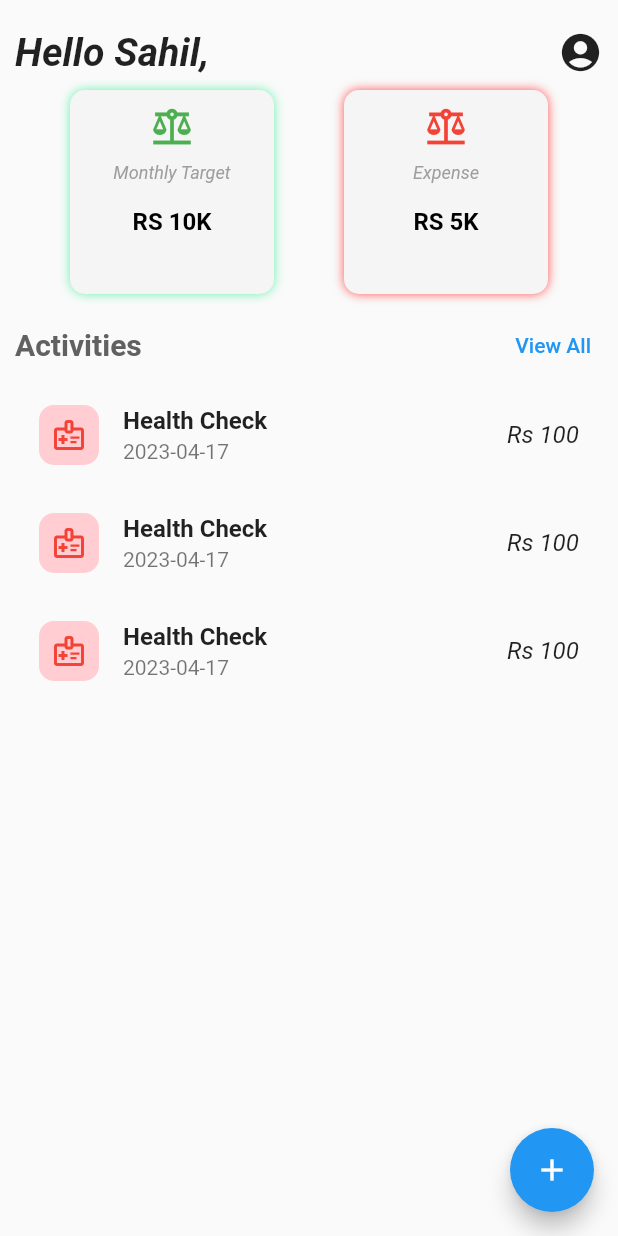
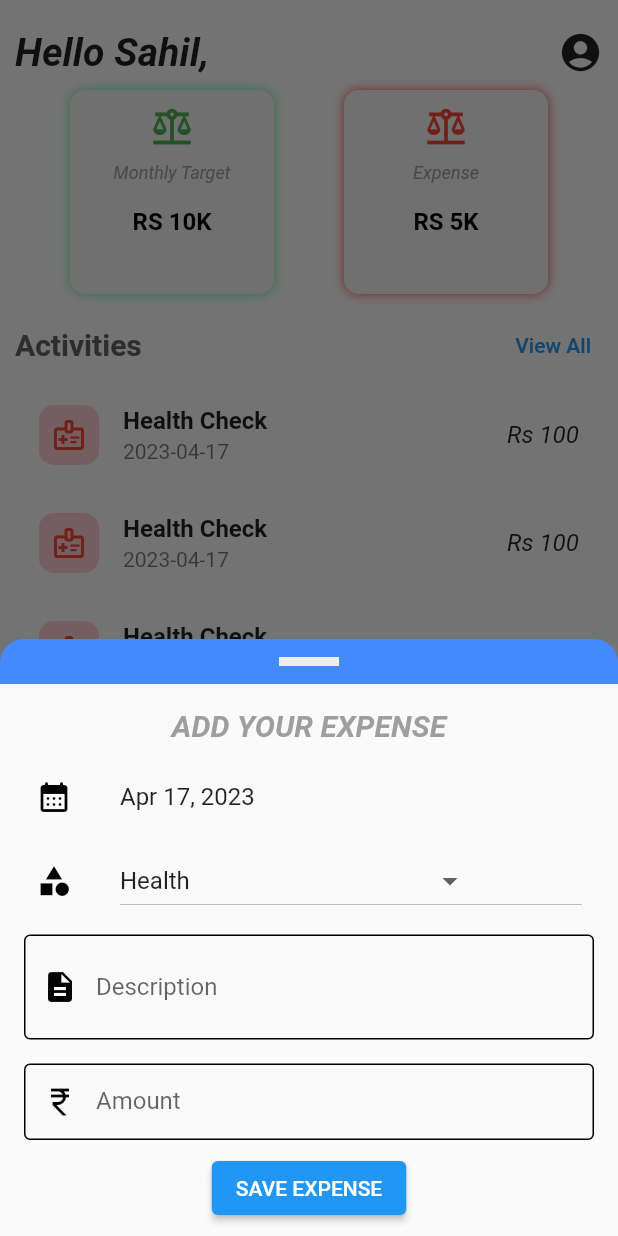
Before and after one commit to SahilAdhikari/ExpenseTracker, a Flutter app: the ExpenseScreen screen opened directly, after a tap on the "add" icon, on a phone screen of 412 x 824 dp. Run offline on Flutter 3.47's test engine with Material 2 defaults, Android fonts, the phone set to English and light mode, and no system bars; drawn by our look-alikes of sliding_sheet.

Commit message:
mostly UI done

```diff
--- a/expense_tracker/lib/Screens/ExpenseScreen.dart
+++ b/expense_tracker/lib/Screens/ExpenseScreen.dart
@@ -1,5 +1,6 @@
 import 'package:flutter/material.dart';
 import 'package:intl/intl.dart';
+import 'package:sliding_sheet/sliding_sheet.dart';
 
 class ExpenseScreen extends StatefulWidget {
   const ExpenseScreen({super.key});
@@ -123,6 +124,142 @@ class _ExpenseScreenState extends State<ExpenseScreen> {
     );
   }
 
+  // build sliding sheet for adding an expense
+  buildAddExpenseBottomSheet(BuildContext context) {
+    return showSlidingBottomSheet(context,
+        resizeToAvoidBottomInset: true,
+        builder: (context) => SlidingSheetDialog(
+              isDismissable: true,
+              color: Colors.blueAccent.shade200,
+              cornerRadius: 16,
+              avoidStatusBar: true,
+              snapSpec: const SnapSpec(
+                snappings: [0.7],
+              ),
+              headerBuilder: (context, state) {
+                return Container(
+                  height: 30,
+                  alignment: Alignment.center,
+                  child: Container(
+                      width: 40, height: 6, color: Colors.grey.shade200),
+                );
+              },
+              builder: (context, state) =>
+                  Material(child: AddExpenseFormView()),
+            ));
+  }
+
+  Widget AddExpenseFormView() {
+    String _categorySelectedValue = "Health";
+    return Container(
+      padding: EdgeInsets.all(8),
+      child: Column(
+        children: [
+          Padding(
+            padding: const EdgeInsets.all(8.0),
+            child: Text(
+              "ADD YOUR EXPENSE",
+              style: TextStyle(
+                  fontSize: 20,
+                  fontWeight: FontWeight.bold,
+                  color: Colors.grey,
+                  fontStyle: FontStyle.italic),
+            ),
+          ),
+          ListTile(
+            leading: Icon(
+              Icons.calendar_month_rounded,
+              color: Colors.black,
+            ),
+            title: Text(DateFormat.yMMMd().format(DateTime.now())),
+          ),
+          ListTile(
+              leading: Icon(Icons.category, color: Colors.black),
+              title: DropdownButton(
+                items: [
+                  DropdownMenuItem(
+                    child: Text("Health"),
+                    value: "Health",
+                  ),
+                  DropdownMenuItem(
+                    child: Text("Education"),
+                    value: "Education",
+                  ),
+                  DropdownMenuItem(
+                    child: Text("Food"),
+                    value: "Food",
+                  )
+                ],
+                hint: Text('Select your expense category'),
+                value: _categorySelectedValue,
+                onChanged: (value) {
+                  _categorySelectedValue = value.toString();
+                  setState(() {});
+                },
+              )),
+          Padding(
+            padding: const EdgeInsets.all(8.0),
+            child: TextFormField(
+                minLines: 2,
+                maxLines: 3,
+                decoration: InputDecoration(
+                  labelText: 'Description',
+                  hintText: 'About Your Expense',
+                  prefixIcon: Icon(
+                    Icons.description,
+                    color: Colors.black,
+                  ),
+                  enabledBorder: OutlineInputBorder(
+                    borderSide: const BorderSide(
+                      color: Colors.black,
+                      width: 1,
+                    ),
+                  ),
+                  focusedBorder: OutlineInputBorder(
+                    borderSide: BorderSide(
+                      color: Colors.blueAccent,
+                      width: 1,
+                    ),
+                    borderRadius: BorderRadius.circular(8),
+                  ),
+                  fillColor: Colors.white,
+                  contentPadding: const EdgeInsetsDirectional.all(16),
+                )),
+          ),
+          Padding(
+            padding: const EdgeInsets.all(8.0),
+            child: TextFormField(
+                keyboardType: TextInputType.number,
+                decoration: InputDecoration(
+                  labelText: 'Amount',
+                  hintText: 'Expense Amount',
+                  prefixIcon: Icon(
+                    Icons.currency_rupee_sharp,
+                    color: Colors.black,
+                  ),
+                  enabledBorder: OutlineInputBorder(
+                    borderSide: const BorderSide(
+                      color: Colors.black,
+                      width: 1,
+                    ),
+                  ),
+                  focusedBorder: OutlineInputBorder(
+                    borderSide: BorderSide(
+                      color: Colors.blueAccent,
+                      width: 1,
+                    ),
+                    borderRadius: BorderRadius.circular(8),
+                  ),
+                  fillColor: Colors.white,
+                  contentPadding: const EdgeInsetsDirectional.all(16),
+                )),
+          ),
+          ElevatedButton(onPressed: () {}, child: Text("SAVE EXPENSE"))
+        ],
+      ),
+    );
+  }
+
   @override
   Widget build(BuildContext context) {
     double width = MediaQuery.of(context).size.width;
@@ -130,6 +267,7 @@ class _ExpenseScreenState extends State<ExpenseScreen> {
         floatingActionButton: FloatingActionButton(
           onPressed: () {
             // Add your onPressed code here!
+            buildAddExpenseBottomSheet(context);
           },
           backgroundColor: Colors.blue,
           child: const Icon(Icons.add),
--- a/expense_tracker/lib/Screens/LoginScreen.dart
+++ b/expense_tracker/lib/Screens/LoginScreen.dart
@@ -1,3 +1,4 @@
+import 'package:expense_tracker/Screens/HomeScreen.dart';
 import 'package:flutter/material.dart';
 
 class LogInScreen extends StatefulWidget {
@@ -59,7 +60,13 @@ class _LogInScreenState extends State<LogInScreen> {
                   customTextFormField(),
                   customTextFormField(),
                   ElevatedButton(
-                    onPressed: () {},
+                    onPressed: () {
+                      Navigator.push(
+                          context,
+                          MaterialPageRoute(
+                            builder: (context) => HomeScreen(),
+                          ));
+                    },
                     child: Text('SIGN IN'),
                   )
                 ],
--- a/expense_tracker/pubspec.yaml
+++ b/expense_tracker/pubspec.yaml
@@ -36,6 +36,7 @@ dependencies:
   # Use with the CupertinoIcons class for iOS style icons.
   cupertino_icons: ^1.0.2
   intl:
+  sliding_sheet:
 dev_dependencies:
   flutter_test:
     sdk: flutter
```
Also changed, not shown: expense_tracker/pubspec.lock.
